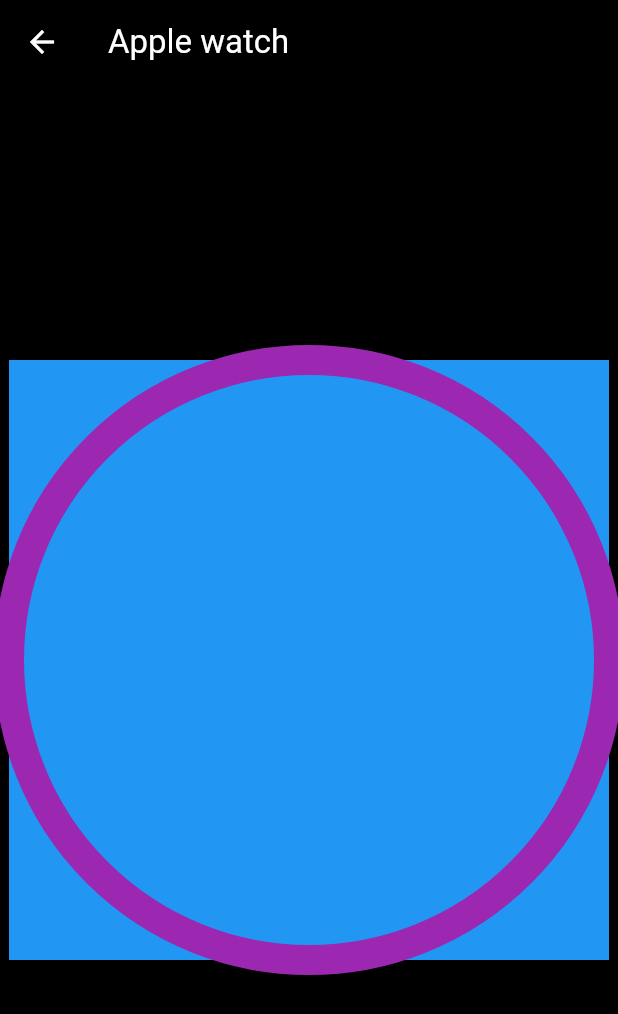
After one commit to hnaa0/flutter_animations, a Flutter app: the screen it shows after launch, after a tap on "Apple watch", on a phone screen of 412 x 824 dp. The commit adds this screen. Shown: the top 1014 px of the screen. Run offline on Flutter 3.47's test engine with Material 3 defaults, Android fonts, the phone set to English and light mode, and no system bars.

Commit message:
3 Apple watch 3.0 CustomPainter

```diff
--- /dev/null
+++ b/lib/screens/apple_watch_screen.dart
@@ -0,0 +1,62 @@
+import 'package:flutter/material.dart';
+
+class AppleWatchScreen extends StatefulWidget {
+  const AppleWatchScreen({super.key});
+
+  @override
+  State<AppleWatchScreen> createState() => _AppleWatchScreenState();
+}
+
+class _AppleWatchScreenState extends State<AppleWatchScreen> {
+  @override
+  Widget build(BuildContext context) {
+    return Scaffold(
+      backgroundColor: Colors.black,
+      appBar: AppBar(
+        backgroundColor: Colors.black,
+        foregroundColor: Colors.white,
+        title: const Text(
+          "Apple watch",
+        ),
+      ),
+      body: Center(
+        child: CustomPaint(
+          painter: AppleWatchPainter(),
+          size: const Size(400, 400),
+        ),
+      ),
+    );
+  }
+}
+
+class AppleWatchPainter extends CustomPainter {
+  @override
+  void paint(Canvas canvas, Size size) {
+    final rect = Rect.fromLTWH(
+      0,
+      0,
+      size.width,
+      size.width,
+    );
+
+    final paint = Paint()..color = Colors.blue;
+
+    canvas.drawRect(rect, paint);
+
+    final circlePaint = Paint()
+      ..color = Colors.purple
+      ..style = PaintingStyle.stroke
+      ..strokeWidth = 20;
+
+    canvas.drawCircle(
+      Offset(size.width / 2, size.width / 2),
+      size.width / 2,
+      circlePaint,
+    );
+  }
+
+  @override
+  bool shouldRepaint(covariant CustomPainter oldDelegate) {
+    return false;
+  }
+}
--- a/lib/screens/menu_screen.dart
+++ b/lib/screens/menu_screen.dart
@@ -1,4 +1,5 @@
 import 'package:flutter/material.dart';
+import 'package:flutter_animations/screens/apple_watch_screen.dart';
 import 'package:flutter_animations/screens/explicit_animations_screen.dart';
 import 'package:flutter_animations/screens/implicit_animations_screen.dart';
 
@@ -47,6 +48,17 @@
                 "Explicit Animations",
               ),
             ),
+            ElevatedButton(
+              onPressed: () {
+                _goToPage(
+                  context,
+                  const AppleWatchScreen(),
+                );
+              },
+              child: const Text(
+                "Apple watch",
+              ),
+            ),
           ],
         ),
       ),
```
